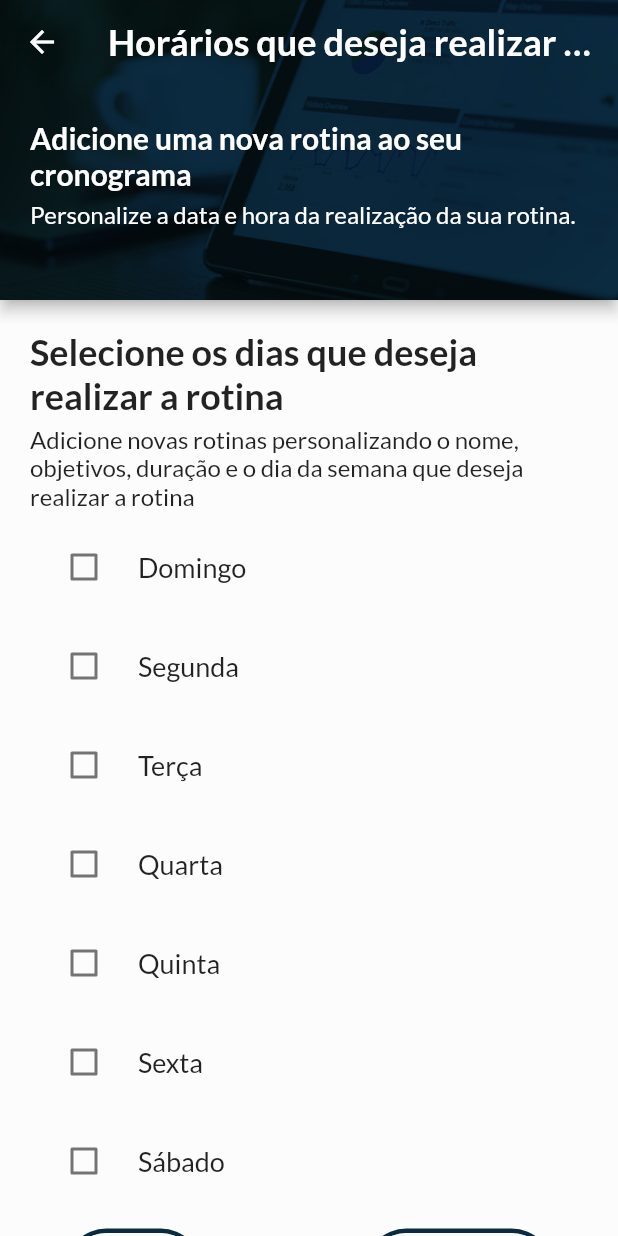
After one commit to guicrisostomo/hour, a Flutter app: the CustomDateRotine screen opened by its route, on a phone screen of 412 x 824 dp. The commit adds this screen. Run offline on Flutter 3.47's test engine with Material 2 defaults, Android fonts, the light colour scheme and no system bars; our stand-ins replace firebase_core, flutter_dotenv, flutter_svg, google_fonts; missing offline and left inert: dart:html; accounts and stored records are empty.

Commit message:
feat: add new screens

```diff
--- a/lib/main.dart
+++ b/lib/main.dart
@@ -1,7 +1,9 @@
 import 'package:flutter/material.dart';
 import 'package:flutter_dotenv/flutter_dotenv.dart';
 import 'package:hour/view/pages/add.dart';
+import 'package:hour/view/pages/custom_date_rotine.dart';
 import 'package:hour/view/pages/edit.dart';
+import 'package:hour/view/pages/goals_rotine.dart';
 import 'package:hour/view/pages/home.dart';
 import 'package:hour/view/pages/info_activity.dart';
 import 'package:hour/view/pages/login.dart';
@@ -28,6 +30,8 @@ Future<void> main() async {
         '/register': (context) => const Register(),
         '/home': (context) => const Home(),
         '/add': (context) => const Add(),
+        '/add/custom_date_rotine':(context) => const CustomDateRotine(),
+        '/add/custom_date_rotine/add_goals': (context) => const GoalsRotine(),
         '/edit': (context) => const Edit(),
         '/planning': (context) => const Planning(),
         '/info_activity': (context) => const InfoActivity(),
--- /dev/null
+++ b/lib/view/pages/custom_date_rotine.dart
@@ -0,0 +1,353 @@
+import 'package:flutter/material.dart';
+import 'package:google_fonts/google_fonts.dart';
+
+import 'package:hour/globals.dart' as globals;
+import 'package:hour/view/widgets/button.dart';
+
+class CustomDateRotine extends StatefulWidget {
+  const CustomDateRotine({super.key});
+
+  @override
+  State<CustomDateRotine> createState() => _CustomDateRotineState();
+}
+
+class _CustomDateRotineState extends State<CustomDateRotine> {
+  var txtForSun = TextEditingController();
+  var txtUntilSun = TextEditingController();
+  var txtForMon = TextEditingController();
+  var txtUntilMon = TextEditingController();
+  var txtForTue = TextEditingController();
+  var txtUntilTue = TextEditingController();
+  var txtForWed = TextEditingController();
+  var txtUntilWed = TextEditingController();
+  var txtForThu = TextEditingController();
+  var txtUntilThu = TextEditingController();
+  var txtForFri = TextEditingController();
+  var txtUntilFri = TextEditingController();
+  var txtForSat = TextEditingController();
+  var txtUntilSat = TextEditingController();
+
+  static List listDaysCheckedValue = [false, false, false, false, false, false, false];
+
+
+  @override
+  Widget build(BuildContext context) {
+
+    Widget ShowHourDay(int day, TextEditingController? controllerFor, TextEditingController? controllerUntil) {
+      return listDaysCheckedValue[day] ?
+        Column(
+          children: [
+            Row(
+              children: [
+
+                const SizedBox(width: 10),
+
+                SizedBox(
+                  width: 100,
+                  child: TextField(
+                    controller: controllerFor,
+                    decoration: const InputDecoration(
+                      border: OutlineInputBorder(),
+                      labelText: 'De',
+                    ),
+                  ),
+                ),
+
+                const SizedBox(width: 10),
+
+                Text(
+                  'às',
+                  style: GoogleFonts.lato(
+                    fontSize: 18,
+                  ),
+                ),
+
+                const SizedBox(width: 10),
+
+                SizedBox(
+                  width: 100,
+                  child: TextField(
+                    controller: controllerUntil,
+                    decoration: const InputDecoration(
+                      border: OutlineInputBorder(),
+                      labelText: 'Até',
+                    ),
+                  ),
+                ),
+              ],
+            ),
+          ],
+        )
+      : const SizedBox(height: 0);
+
+    }
+
+    return Scaffold(
+      appBar: PreferredSize(
+        preferredSize: const Size.fromHeight(200),
+        child: AppBar(
+          title: Text(
+            'Horários que deseja realizar a rotina',
+            style: GoogleFonts.lato(
+              color: Colors.white,
+              fontSize: 24,
+              fontWeight: FontWeight.w600,
+            ),
+          ),
+
+          centerTitle: true,
+          backgroundColor: Colors.white,
+
+          flexibleSpace: Container(
+            decoration: BoxDecoration(
+              color: globals.primary,
+              image: DecorationImage(
+                image: const AssetImage('lib/images/imgPlanning.jpg'),
+                fit: BoxFit.cover,
+                colorFilter: ColorFilter.mode(globals.primary.withOpacity(0.8), BlendMode.modulate),
+              ),
+            ),
+
+            child: Padding(
+              padding: const EdgeInsets.fromLTRB(20, 80, 20, 20),
+              child: Column(
+                mainAxisAlignment: MainAxisAlignment.start,
+                crossAxisAlignment: CrossAxisAlignment.stretch,
+                children: [
+                  Text(
+                    'Adicione uma nova rotina ao seu cronograma',
+                    style: GoogleFonts.lato(
+                      color: Colors.white,
+                      fontSize: 20,
+                      fontWeight: FontWeight.w600,
+                    ),
+                  ),
+
+                  const SizedBox(height: 5),
+
+                  Text(
+                    'Personalize a data e hora da realização da sua rotina.',
+                    style: GoogleFonts.lato(
+                      color: Colors.white,
+                      fontSize: 16,
+                    ),
+                  ),
+                ],
+              ),
+            )
+          ),
+        ),
+      ),
+
+      body: SingleChildScrollView(
+        child: Padding(
+          padding: const EdgeInsets.all(20),
+          child: Column(
+            children: [
+
+              Text(
+                'Selecione os dias que deseja realizar a rotina',
+                style: GoogleFonts.lato(
+                  fontSize: 24,
+                  fontWeight: FontWeight.w600,
+                ),
+              ),
+
+              const SizedBox(height: 5),
+
+              Text(
+                'Adicione novas rotinas personalizando o nome, objetivos, duração e o dia da semana que deseja realizar a rotina',
+                style: GoogleFonts.lato(
+                  fontSize: 16,
+                ),
+              ),
+
+              const SizedBox(height: 10),
+
+              CheckboxListTile(
+                value: listDaysCheckedValue[0],
+                onChanged: (value) => {
+                  setState(() {
+                    listDaysCheckedValue[0] = value!;
+                  })
+                },
+                title: Container(
+                  alignment: Alignment.centerLeft,
+                  child: Text(
+                    'Domingo',
+                    style: GoogleFonts.lato(
+                      fontSize: 18,
+                    ),
+                  )
+                ),
+                controlAffinity: ListTileControlAffinity.leading,
+              ),
+
+              ShowHourDay(0, txtForSun, txtUntilSun),
+
+              const SizedBox(height: 10),
+
+              CheckboxListTile(
+                value: listDaysCheckedValue[1],
+                onChanged: (value) => {
+                  setState(() {
+                    listDaysCheckedValue[1] = value!;
+                  })
+                },
+                title: Container(
+                  alignment: Alignment.centerLeft,
+                  child: Text(
+                    'Segunda',
+                    style: GoogleFonts.lato(
+                      fontSize: 18,
+                    ),
+                  )
+                ),
+                controlAffinity: ListTileControlAffinity.leading,
+              ),
+
+              ShowHourDay(1, txtForMon, txtUntilMon),
+
+              const SizedBox(height: 10),
+
+              CheckboxListTile(
+                value: listDaysCheckedValue[2],
+                onChanged: (value) => {
+                  setState(() {
+                    listDaysCheckedValue[2] = value!;
+                  })
+                },
+                title: Container(
+                  alignment: Alignment.centerLeft,
+                  child: Text(
+                    'Terça',
+                    style: GoogleFonts.lato(
+                      fontSize: 18,
+                    ),
+                  )
+                ),
+                controlAffinity: ListTileControlAffinity.leading,
+              ),
+
+              ShowHourDay(2, txtForTue, txtUntilTue),
+
+              const SizedBox(height: 10),
+
+              CheckboxListTile(
+                value: listDaysCheckedValue[3],
+                onChanged: (value) => {
+                  setState(() {
+                    listDaysCheckedValue[3] = value!;
+                  })
+                },
+                title: Container(
+                  alignment: Alignment.centerLeft,
+                  child: Text(
+                    'Quarta',
+                    style: GoogleFonts.lato(
+                      fontSize: 18,
+                    ),
+                  )
+                ),
+                controlAffinity: ListTileControlAffinity.leading,
+              ),
+
+              ShowHourDay(3, txtForWed, txtUntilWed),
+
+              const SizedBox(height: 10),
+
+              CheckboxListTile(
+                value: listDaysCheckedValue[4],
+                onChanged: (value) => {
+                  setState(() {
+                    listDaysCheckedValue[4] = value!;
+                  })
+                },
+                title: Container(
+                  alignment: Alignment.centerLeft,
+                  child: Text(
+                    'Quinta',
+                    style: GoogleFonts.lato(
+                      fontSize: 18,
+                    ),
+                  )
+                ),
+                controlAffinity: ListTileControlAffinity.leading,
+              ),
+
+              ShowHourDay(4, txtForThu, txtUntilThu),
+
+              const SizedBox(height: 10),
+
+              CheckboxListTile(
+                value: listDaysCheckedValue[5],
+                onChanged: (value) => {
+                  setState(() {
+                    listDaysCheckedValue[5] = value!;
+                  })
+                },
+                title: Container(
+                  alignment: Alignment.centerLeft,
+                  child: Text(
+                    'Sexta',
+                    style: GoogleFonts.lato(
+                      fontSize: 18,
+                    ),
+                  )
+                ),
+                controlAffinity: ListTileControlAffinity.leading,
+              ),
+
+              ShowHourDay(5, txtForFri, txtUntilFri),
+
+              const SizedBox(height: 10),
+
+              CheckboxListTile(
+                value: listDaysCheckedValue[6],
+                onChanged: (value) => {
+                  setState(() {
+                    listDaysCheckedValue[6] = value!;
+                  })
+                },
+                title: Container(
+                  alignment: Alignment.centerLeft,
+                  child: Text(
+                    'Sábado',
+                    style: GoogleFonts.lato(
+                      fontSize: 18,
+                    ),
+                  )
+                ),
+                controlAffinity: ListTileControlAffinity.leading,
+              ),
+
+              ShowHourDay(6, txtForSat, txtUntilSat),
+
+              const SizedBox(height: 20),
+
+              Row(
+                mainAxisAlignment: MainAxisAlignment.spaceAround,
+                mainAxisSize: MainAxisSize.max,
+                crossAxisAlignment: CrossAxisAlignment.end,
+
+                children: [
+                  button('Voltar', 50, 50, () => {
+                    Navigator.pop(context)
+                  }),
+
+                  const SizedBox(width: 10),
+
+                  button('Continuar', 50, 50, () => {
+                    Navigator.pushNamed(context, '/add/custom_date_rotine/add_goals')
+                  }),
+                ],
+              ),
+
+              const SizedBox(height: 10),
+            ],
+          ),
+        ),
+      )
+    );
+  }
+}
```
Also changed, not shown: lib/view/pages/goals_rotine.dart (added, +160 -0 lines).
